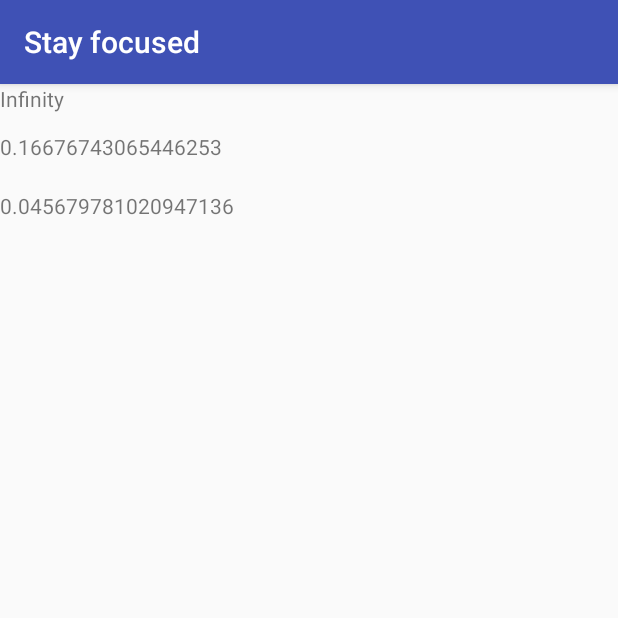
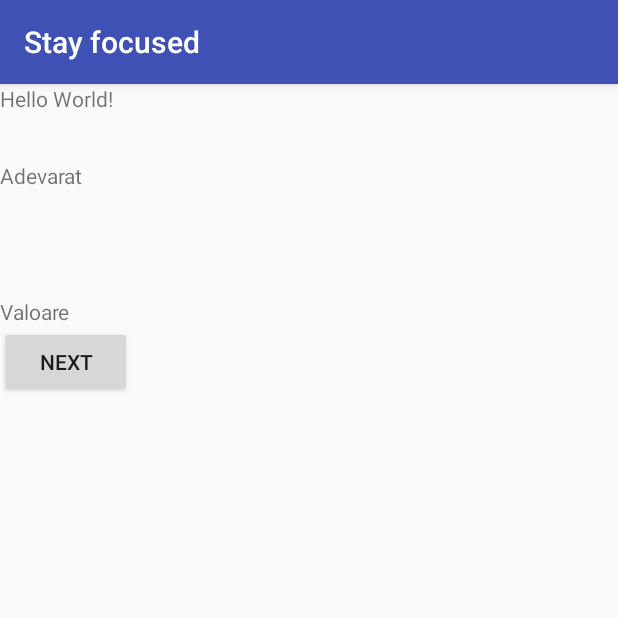
Before and after one commit to danielco56/Stayfocused, an Android app: the MainActivity screen opened directly, with no data from a screen before it, on a phone screen of 412 x 824 dp, the top half of it. Run offline under Robolectric (Android 15) with nearby library versions, the phone set to English and light mode, and no system bars.

Commit message:
New Commit

```diff
--- a/app/src/main/AndroidManifest.xml
+++ b/app/src/main/AndroidManifest.xml
@@ -17,7 +17,8 @@
             </intent-filter>
         </activity>
         <activity android:name=".Controller" />
-        <activity android:name=".FirstPage"></activity>
+        <activity android:name=".FirstPage" />
+        <activity android:name=".UserResult"></activity>
     </application>
 
 </manifest>
--- a/app/src/main/java/com/example/danielco56/stayfocused/Calcularea_alcolemiei.java
+++ b/app/src/main/java/com/example/danielco56/stayfocused/Calcularea_alcolemiei.java
@@ -1,39 +1,44 @@
 package com.example.danielco56.stayfocused;
 
+import android.content.Context;
+import android.content.SharedPreferences;
+import android.preference.PreferenceManager;
+
+import static android.content.Context.MODE_PRIVATE;
+import static com.example.danielco56.stayfocused.FirstPage.greutateStatic;
+
 public class Calcularea_alcolemiei {
-        //formula de calcul
-        private int bautura_consumata;
-        private int alcool_procent;
-        private int greutate;
-        private int timp;
+    private Controller controller = new Controller();
+    private FirstPage firstPage=new FirstPage();
+    private int greutate;
+    private int timp;
+    double rezultat = 0;
 
-        public Calcularea_alcolemiei(int bautura_consumata, int alcool_procent, int greutate, int timp){
-            this.bautura_consumata=bautura_consumata;
-            this.alcool_procent=alcool_procent;
-            this.greutate=greutate;
-            this.timp=timp;
+
+    public double alcolemie() {
+
+
+
+        for (Alcool alcool : controller.bauturi) {
+            rezultat += ((alcool.getCantitate() * 0.03381402) * alcool.getConcentratie() * 0.075 / (greutateStatic * 2.2046244210837774)) - (1 * 0.015);
         }
 
-        public double alcolemie()
-        {
-            double rezultat=0;
-            rezultat = ((bautura_consumata * 0.03381402) * alcool_procent * 0.075 / (greutate * 2.2046244210837774)) - (timp * 0.015);
-            return rezultat;
-        }
+        return rezultat;
+    }
 
-    public double deshidratare()
-    {
-        //askjdakj
-        double rez=0;
-        if(alcool_procent==5)   //500ml=500ml
-            rez=bautura_consumata;
-        if(alcool_procent==13)  //500ml=800ml
-            rez=bautura_consumata*1.6;
-        if(alcool_procent==40)  //500ml=2100ml
-            rez=bautura_consumata*4.2;
+   /* public double deshidratare() {
+
+       double rez = 0;
+        if (alcool_procent == 5)   //500ml=500ml
+            rez = bautura_consumata;
+        if (alcool_procent == 13)  //500ml=800ml
+            rez = bautura_consumata * 1.6;
+        if (alcool_procent == 40)  //500ml=2100ml
+            rez = bautura_consumata * 4.2;
         return rez;
 
-    }
+    }    */
+
 
 
 }
--- a/app/src/main/java/com/example/danielco56/stayfocused/MainActivity.java
+++ b/app/src/main/java/com/example/danielco56/stayfocused/MainActivity.java
@@ -20,11 +20,14 @@ import static com.example.danielco56.stayfocused.FirstPage.VVVarsta;
 
 public class MainActivity extends AppCompatActivity {
 
+    Button nextB;
 
     @Override
     protected void onCreate(Bundle savedInstanceState) {
         super.onCreate(savedInstanceState);
         setContentView(R.layout.activity_main);
+        nextB = (Button) findViewById(R.id.nextB);
+
 
         Boolean isFirstRun = getSharedPreferences("Preference", MODE_PRIVATE).getBoolean("isfirstrun", true);
 
@@ -32,39 +35,41 @@ public class MainActivity extends AppCompatActivity {
             showStartDialog();
         }
 
-//        Intent intent = new Intent(this, Controller.class);
-//        startActivity(intent);
+        //     Calcularea_alcolemiei bere = new Calcularea_alcolemiei(500, 5, GGGreutate, 2);
+        //     Calcularea_alcolemiei vin = new Calcularea_alcolemiei(1000, 13, 76, 2);
+        //    Calcularea_alcolemiei spirtoase = new Calcularea_alcolemiei(100, 50, 76, 2);
 
-        Calcularea_alcolemiei bere = new Calcularea_alcolemiei(500, 5, GGGreutate, 2);
-        Calcularea_alcolemiei vin = new Calcularea_alcolemiei(1000, 13, 76, 2);
-        Calcularea_alcolemiei spirtoase = new Calcularea_alcolemiei(100, 50, 76, 2);
+        //     double rezult1 = bere.alcolemie();
+        //     double rezult2 = vin.alcolemie();
+        //     double rezult3 = spirtoase.alcolemie();
 
-        double rezult1 = bere.alcolemie();
-        double rezult2 = vin.alcolemie();
-        double rezult3 = spirtoase.alcolemie();
+        //   TextView a = (TextView) findViewById(R.id.hhh);
+        //     a.setText(Double.toString(rezult1));
 
-        TextView a = (TextView) findViewById(R.id.hhh);
-        a.setText(Double.toString(rezult1));
+        //    TextView b = (TextView) findViewById(R.id.yyy);
+        //    b.setText(Double.toString(rezult2));
 
-        TextView b = (TextView) findViewById(R.id.yyy);
-        b.setText(Double.toString(rezult2));
+        //    TextView c = (TextView) findViewById(R.id.zzz);
+        //    c.setText(Double.toString(rezult3));
 
-        TextView c = (TextView) findViewById(R.id.zzz);
-        c.setText(Double.toString(rezult3));
-
+        nextB.setOnClickListener(new View.OnClickListener() {
+            @Override
+            public void onClick(View v) {
+                Intent intent=new Intent(MainActivity.this,Controller.class);
+                startActivity(intent);
+            }
+        });
     }
 
     private void showStartDialog() {
+        SharedPreferences prefs = getSharedPreferences("Preference", MODE_PRIVATE);
+        SharedPreferences.Editor editor = prefs.edit();
         Intent firstActivity = new Intent(MainActivity.this, FirstPage.class);
         startActivity(firstActivity);
 
-        SharedPreferences prefs = getSharedPreferences("Preference", MODE_PRIVATE);
-        SharedPreferences.Editor editor = prefs.edit();
         editor.putBoolean("isfirstrun", false);
         editor.apply();
     }
 
 
-
-
 }
--- a/app/src/main/res/layout/activity_main.xml
+++ b/app/src/main/res/layout/activity_main.xml
@@ -1,9 +1,10 @@
 <?xml version="1.0" encoding="utf-8"?>
-<RelativeLayout
+<LinearLayout
     xmlns:android="http://schemas.android.com/apk/res/android"
     xmlns:tools="http://schemas.android.com/tools"
     xmlns:app="http://schemas.android.com/apk/res-auto"
     android:layout_width="match_parent"
+    android:orientation="vertical"
     android:layout_height="match_parent"
     tools:context=".MainActivity">
 
@@ -34,4 +35,10 @@
         android:layout_marginTop="71dp"
         android:text="Valoare" />
 
-</RelativeLayout>
+    <Button
+        android:id="@+id/nextB"
+        android:layout_width="wrap_content"
+        android:layout_height="wrap_content"
+        android:text="next" />
+
+</LinearLayout>
```
Also changed, not shown: app/src/main/java/com/example/danielco56/stayfocused/Controller.java (+65 -6 lines), app/src/main/java/com/example/danielco56/stayfocused/FirstPage.java (+17 -8 lines), app/src/main/java/com/example/danielco56/stayfocused/UserResult.java (added, +21 -0 lines), app/src/main/res/layout/activity_user_result.xml (added, +14 -0 lines).
